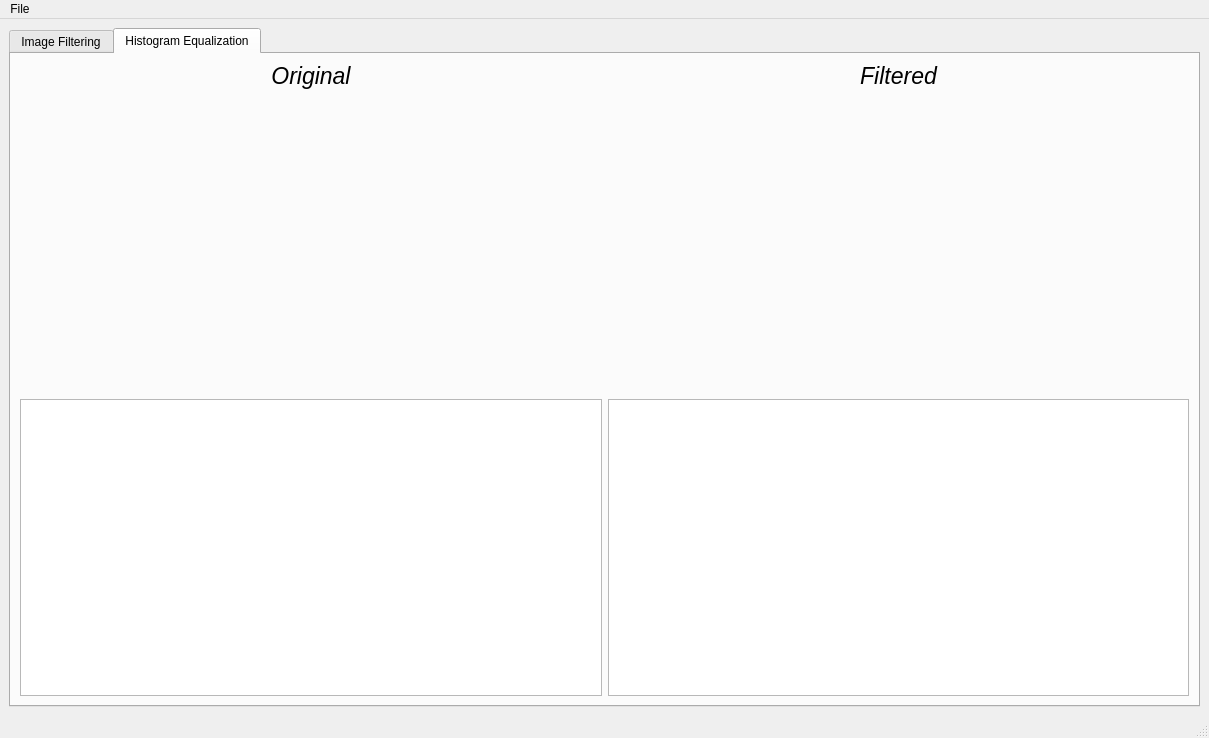
Before: the Qt Designer form img_filter_gui.ui in Mostafa-Medhat/Image-Filter, drawn with Qt 5.
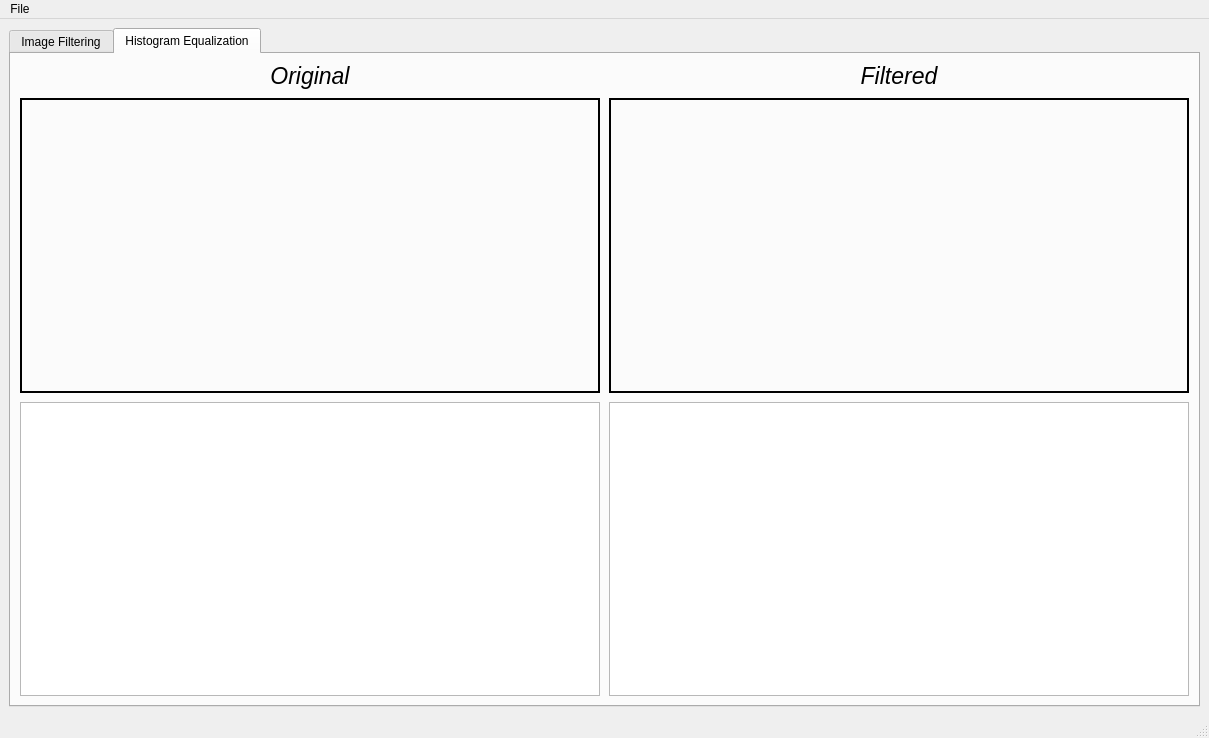
After: the same form once the commit is applied. The open tabs and pages were chosen to show the change. Custom widgets are drawn as their Qt base class.

```diff
--- a/img_filter_gui.ui
+++ b/img_filter_gui.ui
@@ -178,8 +178,14 @@
        <layout class="QGridLayout" name="gridLayout_5">
         <item row="0" column="0">
          <layout class="QGridLayout" name="gridLayout_4" rowstretch="0,1,1">
+          <property name="spacing">
+           <number>9</number>
+          </property>
           <item row="1" column="1">
-           <widget class="QLabel" name="label_hist_filt">
+           <widget class="QLabel" name="label_Hist_Filt">
+            <property name="frameShape">
+             <enum>QFrame::WinPanel</enum>
+            </property>
             <property name="text">
              <string/>
             </property>
@@ -201,6 +207,9 @@
             </property>
            </widget>
           </item>
+          <item row="2" column="0">
+           <widget class="PlotWidget" name="graphicsView_Orig"/>
+          </item>
           <item row="0" column="0">
            <widget class="QLabel" name="label_hist_title_orig">
             <property name="font">
@@ -217,18 +226,21 @@
             </property>
            </widget>
           </item>
-          <item row="1" column="0">
-           <widget class="QLabel" name="label_hist_orig">
-            <property name="text">
-             <string/>
-            </property>
-           </widget>
-          </item>
-          <item row="2" column="0">
-           <widget class="PlotWidget" name="graphicsView_orig"/>
-          </item>
           <item row="2" column="1">
-           <widget class="PlotWidget" name="graphicsView_filt"/>
+           <widget class="PlotWidget" name="graphicsView_Filt"/>
+          </item>
+          <item row="1" column="0">
+           <widget class="QLabel" name="label_Hist_Orig">
+            <property name="frameShape">
+             <enum>QFrame::WinPanel</enum>
+            </property>
+            <property name="lineWidth">
+             <number>37</number>
+            </property>
+            <property name="text">
+             <string/>
+            </property>
+           </widget>
           </item>
          </layout>
         </item>
```
Left out of the diff: 43 changed lines with no effect on the pictures.
